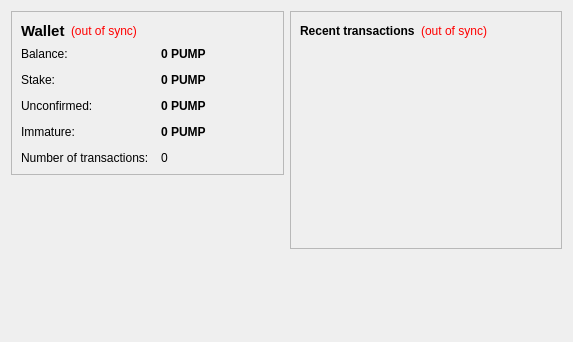
Qt form src/qt/forms/overviewpage.ui (PumpCoinDEV/PumpCoin) before a commit.
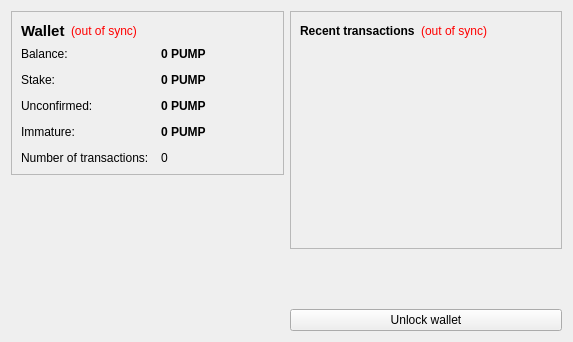
The same form after that commit. Icons and pictures are not drawn.

```diff
--- a/src/qt/forms/overviewpage.ui
+++ b/src/qt/forms/overviewpage.ui
@@ -338,6 +338,13 @@
        </property>
       </spacer>
      </item>
+     <item>
+      <widget class="QPushButton" name="unlockWalletButton">
+       <property name="text">
+        <string>Unlock wallet</string>
+       </property>
+      </widget>
+     </item>
     </layout>
    </item>
   </layout>
```
Left out of the diff: 4 changed lines with no effect on the pictures.
